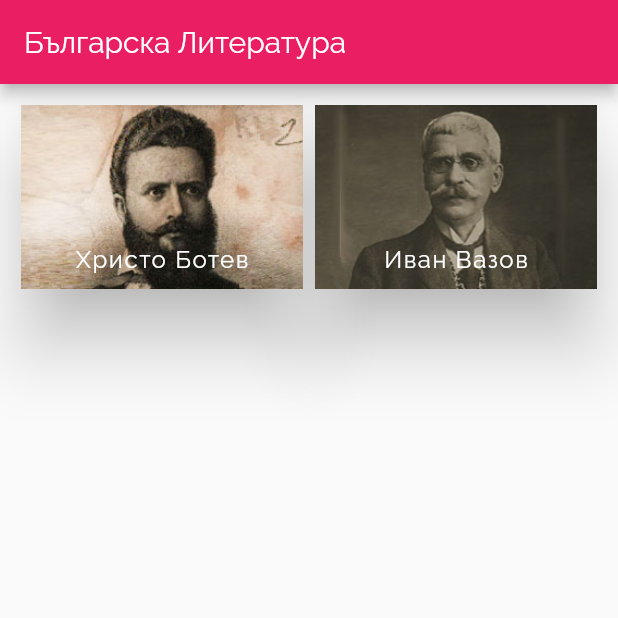
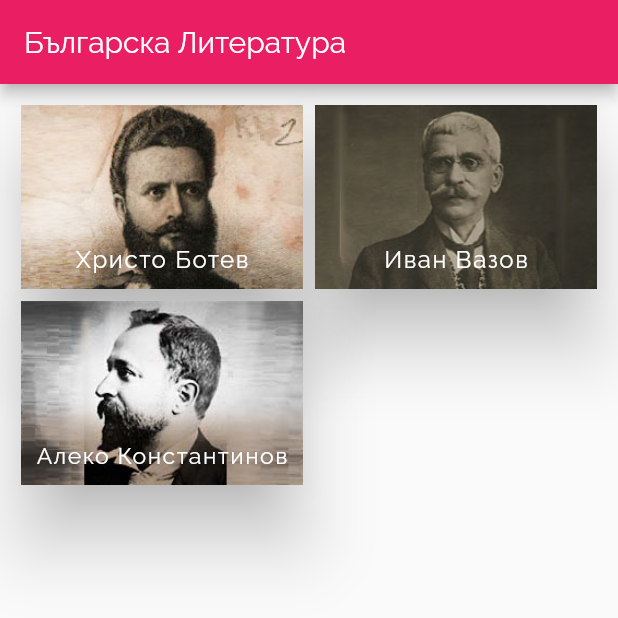
Before and after one commit to insertmike/matura-bel, a Flutter app: the screen it shows after launch, on a phone screen of 412 x 824 dp, the top half of it. Run offline on Flutter 3.47's test engine with Material 2 defaults, Android fonts, the phone set to English and light mode, and no system bars.

Commit message:
Added author - Aleko Konstantinov

```diff
--- /dev/null
+++ b/lib/info_assets/aleko_compositions.dart
@@ -0,0 +1,33 @@
+import '../models/composition.dart';
+
+List<Composition> alekoCompositionsList() {
+  return [
+    Composition(
+        id: 1,
+        name: 'Бай Ганю',
+        genre: 'Няма уточнен жанр - роман, анекдотични разкази, фейлетони',
+        mainSubject:
+            'Превъплъщенията на българското, осмислени чрез универсалния образ на Бай Ганю',
+        artisticShapes: [
+          'Бай Ганю',
+          'Доочолу Гочоолу',
+          'Гуню',
+          'Иваница Граматиков',
+          'Търновлията',
+          'Адвокатина'
+        ]),
+    Composition(
+      id: 2,
+      name: 'Разни хора, разни идеали',
+      genre: 'Цикъл от 4 фейлетона',
+      artisticShapes: [
+        'Помощник-регистраторът',
+        'Политикът престъпник',
+        'Лъжепатриотът',
+        'Племенникът',
+        'Чичото'
+      ],
+      mainSubject: 'Всеки фейлетон изгражда образа на морално деградирал човек',
+    ),
+  ];
+}
--- a/lib/providers/authors_provider.dart
+++ b/lib/providers/authors_provider.dart
@@ -1,6 +1,7 @@
 import '../models/author.dart';
 import '../info_assets/vazov_compositions.dart';
 import '../info_assets/botev_compositions.dart';
+import '../info_assets/aleko_compositions.dart';
 
 // Change Modifier we don't need it
 class Authors {
@@ -15,8 +16,6 @@ class Authors {
       periods: ["Романтизъм", "Реализъм"],
       quantifications: ["Сатирик", "Революционер"],
       imageUrl: "assets/images/hristo_botev.jpg",
-
-
     ),
     Author(
       id: 2,
@@ -26,18 +25,32 @@ class Authors {
       compositions: vazovCompositionsList(),
       dateOfDeath: DateTime.utc(1921, 9, 22),
       periods: ["Възраждане", " Следосвобожденска България"],
-      quantifications: ["Патриарх на българската литература", "Народен поет", "Българският Омир", "Летописец на своето време",],
+      quantifications: [
+        "Патриарх на българската литература",
+        "Народен поет",
+        "Българският Омир",
+        "Летописец на своето време",
+      ],
       imageUrl: "assets/images/ivan_vazov.jpg",
     ),
-
-
-
+    Author(
+      id: 3,
+      name: 'Алеко Константинов',
+      town: 'Свищов',
+      dateOfBirth: DateTime.utc(1863, 1, 1),
+      dateOfDeath: DateTime.utc(1897, 5, 11),
+      periods: ["Социален Реализъм"],
+      quantifications: [
+        "Щастливеца",
+        'Основател на организираното туристическо движение в България'
+      ],
+      imageUrl: "assets/images/aleko_konstantinov.jpg",
+      compositions: alekoCompositionsList(),
+    ),
   ];
 
   List<Author> get authors {
     // Returning a copy so the user does not modify original data
     return [..._authors];
   }
-
-
 }
--- a/lib/widgets/author_card.dart
+++ b/lib/widgets/author_card.dart
@@ -25,12 +25,15 @@ class AuthorCard extends StatelessWidget {
           Container(
             alignment: Alignment.bottomCenter,
             padding: EdgeInsets.all(10),
+            child: FittedBox(
+              fit: BoxFit.scaleDown,
               child: Text(
                 author.name,
                 textAlign: TextAlign.left,
                 style: TextStyle(
                   color: Colors.white,
                   letterSpacing: 1.05,
+                ),
               ),
             ),
           ),
```
Also changed, not shown: pubspec.yaml (+4 -8 lines), assets/images/aleko_konstantinov.jpg (added). Lines whose indentation alone changed are shown as unchanged.
